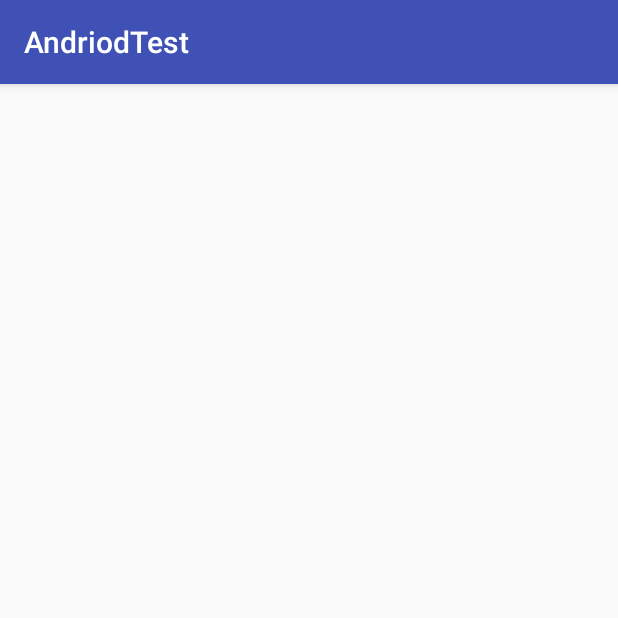
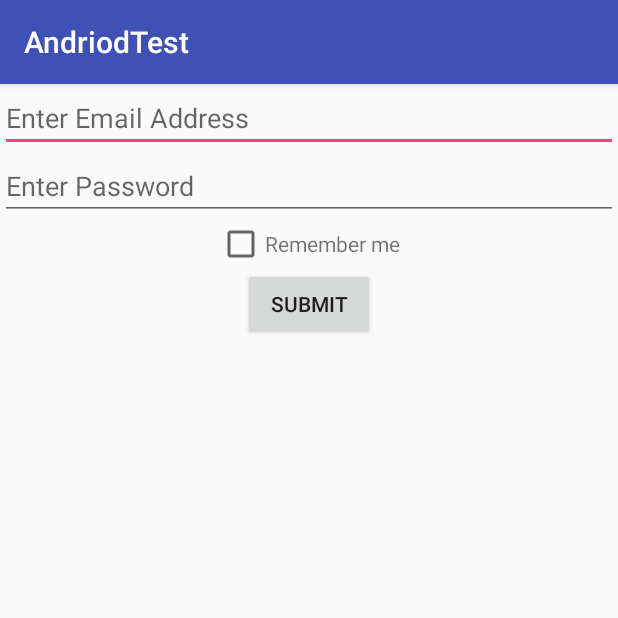
Before and after one commit to Moaz707/AndriodTest, an Android app: the screen it shows after launch (LoginActivity), on a phone screen of 412 x 824 dp, the top half of it. Run offline under Robolectric (Android 15) with nearby library versions, the phone set to English and light mode, and no system bars.

Commit message:
added part02

```diff
--- a/app/src/main/AndroidManifest.xml
+++ b/app/src/main/AndroidManifest.xml
@@ -16,7 +16,8 @@
                 <category android:name="android.intent.category.LAUNCHER" />
             </intent-filter>
         </activity>
-        <activity android:name=".LoginActivity"></activity>
+        <activity android:name=".LoginActivity" />
+        <activity android:name=".ListActivity"></activity>
     </application>
 
 </manifest>
--- a/app/src/main/java/nyc/muaadh_melhi_develpoer/andriodtest/LoginActivity.java
+++ b/app/src/main/java/nyc/muaadh_melhi_develpoer/andriodtest/LoginActivity.java
@@ -1,13 +1,66 @@
 package nyc.muaadh_melhi_develpoer.andriodtest;
 
+import android.content.Intent;
+import android.content.SharedPreferences;
 import android.support.v7.app.AppCompatActivity;
 import android.os.Bundle;
+import android.view.View;
+import android.widget.Button;
+import android.widget.CheckBox;
+import android.widget.EditText;
 
 public class LoginActivity extends AppCompatActivity {
+    private static final String SHARED_PREFS_KEY = "sharedPrefsTesting";
+    private static final String EMAIL_KEY = "email";
+    private EditText username;
+    private EditText password;
+    private CheckBox checkBox;
+    private Button submitButton;
+    private SharedPreferences login;
 
     @Override
     protected void onCreate(Bundle savedInstanceState) {
         super.onCreate(savedInstanceState);
         setContentView(R.layout.activity_login);
+        username = (EditText) findViewById(R.id.username_edittext);
+        password = (EditText) findViewById(R.id.password_edittext);
+        checkBox = (CheckBox) findViewById(R.id.remember_me_checkbox);
+        submitButton = (Button) findViewById(R.id.submit_button);
+
+
+        login = getApplicationContext().getSharedPreferences(SHARED_PREFS_KEY, MODE_PRIVATE);
+
+        //get the data when we came back
+        if (login.getBoolean("isChecked", false)) {
+            username.setText(login.getString("username", null));
+            password.setText(login.getString("password", null));
+            checkBox.setChecked(login.getBoolean("isChecked", false));
+        }
+
+        submitButton.setOnClickListener(new View.OnClickListener() {
+            @Override
+            public void onClick(View v) {
+
+                SharedPreferences.Editor editor = login.edit();
+                if (checkBox.isChecked()) {
+                    editor.putString("username", username.getText().toString());
+                    editor.putString("password", password.getText().toString());
+                    editor.putBoolean("isChecked", checkBox.isChecked());
+                    editor.commit();
+                } else {
+                    editor.putBoolean("isChecked", checkBox.isChecked());
+                    editor.commit();
+                }
+
+                if (username.equals("user@aol.com") && password.equals("password1234")) {
+                    Intent intent = new Intent(LoginActivity.this, ListActivity.class);
+                    intent.putExtra(EMAIL_KEY, username.getText().toString());
+                    startActivity(intent);
+
+                }
+            }
+
+        });
+
     }
 }
--- a/app/src/main/java/nyc/muaadh_melhi_develpoer/andriodtest/LoopActivity.java
+++ b/app/src/main/java/nyc/muaadh_melhi_develpoer/andriodtest/LoopActivity.java
@@ -4,6 +4,8 @@ import android.content.Intent;
 import android.os.AsyncTask;
 import android.support.v7.app.AppCompatActivity;
 import android.os.Bundle;
+import android.view.View;
+import android.widget.Button;
 import android.widget.TextView;
 
 import org.w3c.dom.Text;
@@ -12,14 +14,18 @@ import org.w3c.dom.Text;
 public class LoopActivity extends AppCompatActivity {
     public TextView textView;
 
+
+
     @Override
     protected void onCreate(Bundle savedInstanceState) {
         super.onCreate(savedInstanceState);
         setContentView(R.layout.activity_loop);
         textView = (TextView) findViewById(R.id.output);
 
+
         MyThread myThread = new MyThread();
         myThread.execute(0);
+
     }
 
 
@@ -44,7 +50,7 @@ public class LoopActivity extends AppCompatActivity {
 
         @Override
         protected void onProgressUpdate(Integer... progress) {
-            textView.setText("Loops completed: " + progress[0]);
+            textView.setText("Loops completed..: " + progress[0]);
         }
 
 
--- a/app/src/main/res/layout/activity_login.xml
+++ b/app/src/main/res/layout/activity_login.xml
@@ -1,9 +1,46 @@
 <?xml version="1.0" encoding="utf-8"?>
-<android.support.constraint.ConstraintLayout xmlns:android="http://schemas.android.com/apk/res/android"
+<LinearLayout xmlns:android="http://schemas.android.com/apk/res/android"
     xmlns:app="http://schemas.android.com/apk/res-auto"
     xmlns:tools="http://schemas.android.com/tools"
     android:layout_width="match_parent"
     android:layout_height="match_parent"
+    android:orientation="vertical"
     tools:context="nyc.muaadh_melhi_develpoer.andriodtest.LoginActivity">
 
-</android.support.constraint.ConstraintLayout>
+    <EditText
+        android:id="@+id/username_edittext"
+        android:layout_width="match_parent"
+        android:layout_height="wrap_content"
+        android:hint="Enter Email Address"
+        android:inputType="textWebEmailAddress"/>
+    <EditText
+        android:id="@+id/password_edittext"
+        android:layout_width="match_parent"
+        android:layout_height="wrap_content"
+        android:hint="Enter Password"
+        android:inputType="textWebPassword"/>
+
+    <LinearLayout
+        android:layout_width="match_parent"
+        android:layout_height="wrap_content"
+        android:gravity="center"
+        android:orientation="horizontal">
+
+        <android.support.v7.widget.AppCompatCheckBox
+            android:id="@+id/remember_me_checkbox"
+            android:layout_width="wrap_content"
+            android:layout_height="wrap_content"/>
+
+        <TextView
+            android:layout_width="wrap_content"
+            android:layout_height="wrap_content"
+            android:text="Remember me"/>
+    </LinearLayout>
+    <Button
+        android:id="@+id/submit_button"
+        android:layout_width="wrap_content"
+        android:layout_height="wrap_content"
+        android:layout_gravity="center"
+        android:text="Submit"/>
+
+</LinearLayout>
--- a/app/src/main/res/layout/activity_loop.xml
+++ b/app/src/main/res/layout/activity_loop.xml
@@ -4,6 +4,8 @@
     xmlns:tools="http://schemas.android.com/tools"
     android:layout_width="match_parent"
     android:layout_height="match_parent"
+    android:gravity="center"
+    android:orientation="vertical"
 
     tools:context="nyc.muaadh_melhi_develpoer.andriodtest.LoopActivity">
 
@@ -17,4 +19,5 @@
         android:textStyle="bold"
         android:hint="text" />
 
+
 </LinearLayout>
```
Also changed, not shown: app/src/main/java/nyc/muaadh_melhi_develpoer/andriodtest/ListActivity.java (added, +13 -0 lines), app/src/main/res/layout/activity_list.xml (added, +9 -0 lines).
